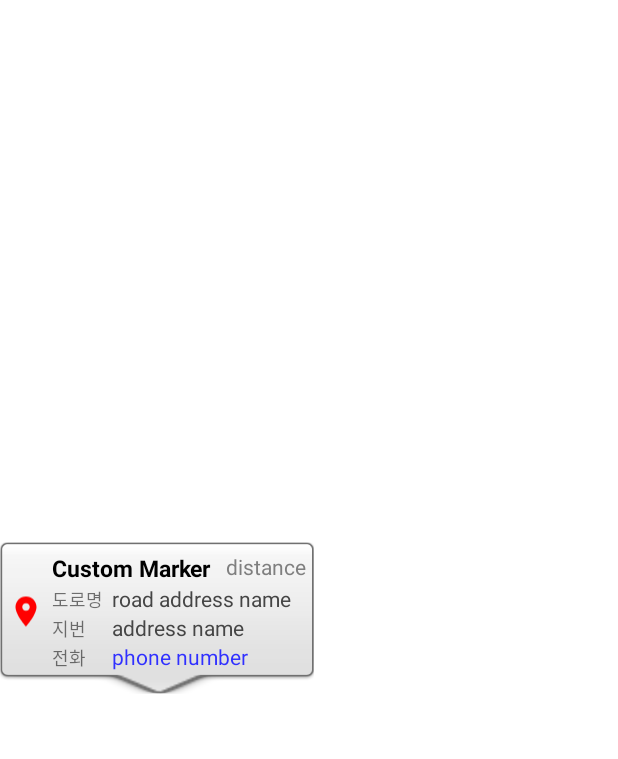
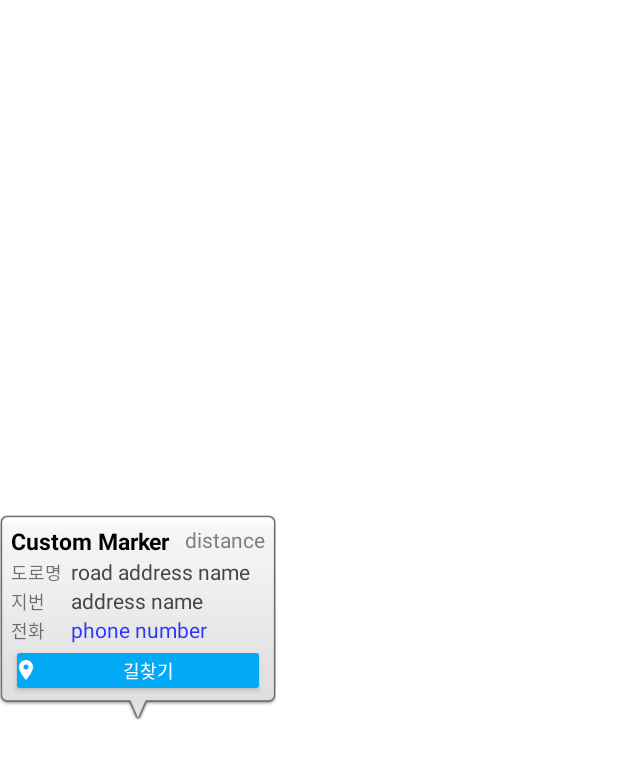
Before and after one commit to jiho1330/Lotto, an Android app: the layout custom_callout_balloon.xml on its own in the app's theme, with its tools: preview values and no code run, on a phone screen of 412 x 824 dp. Shown: the top 759 px of the screen. Run offline under Robolectric (Android 15) with nearby library versions, the phone set to English and light mode, and no system bars.

Commit message:
카카오맵 앱 연동 구현

```diff
--- a/app/src/main/java/com/baram/lotto/AddrSearchRepository.java
+++ b/app/src/main/java/com/baram/lotto/AddrSearchRepository.java
@@ -19,9 +19,9 @@ public class AddrSearchRepository {
         return INSTANCE;
     }
 
-    public void getAddressList(int page, double x, double y, AddressResponseListener listener) {
+    public void getAddressList(int page, double x, double y, int radius, AddressResponseListener listener) {
         Call<Location> call = RetrofitNet.getRetrofit().getSearchAddrService()
-                .searchAddressList("복권", page, x, y, 2000, "KakaoAK " + AddrSearchService.KAKAO_AK);
+                .searchAddressList("복권", page, x, y, radius, "KakaoAK " + AddrSearchService.KAKAO_AK);
         call.enqueue(new Callback<Location>() {
             @Override
             public void onResponse(Call<Location> call, Response<Location> response) {
--- a/app/src/main/res/layout/custom_callout_balloon.xml
+++ b/app/src/main/res/layout/custom_callout_balloon.xml
@@ -1,24 +1,11 @@
 <?xml version="1.0" encoding="utf-8"?>
 <LinearLayout xmlns:android="http://schemas.android.com/apk/res/android"
+    xmlns:app="http://schemas.android.com/apk/res-auto"
     android:layout_width="wrap_content"
     android:layout_height="wrap_content"
     android:layout_gravity="center_vertical"
     android:background="@drawable/custom_callout_balloon"
     android:orientation="vertical" >
-
-    <LinearLayout
-        android:layout_width="wrap_content"
-        android:layout_height="wrap_content"
-        android:orientation="horizontal" >
-
-        <ImageView
-            android:id="@+id/badge"
-            android:layout_width="wrap_content"
-            android:layout_height="match_parent"
-            android:layout_marginRight="5dp"
-            android:adjustViewBounds="true"
-            android:src="@drawable/ic_baseline_place_24" >
-        </ImageView>
 
     <LinearLayout
         android:layout_width="wrap_content"
@@ -121,6 +108,30 @@
                 android:textColor="#ff3030ff"
                 android:textSize="14sp" />
         </LinearLayout>
+
+        <LinearLayout
+            android:layout_width="match_parent"
+            android:layout_height="wrap_content"
+            android:gravity="right"
+            android:orientation="horizontal">
+
+            <Button
+                android:id="@+id/btnGeo"
+                style="@style/Widget.AppCompat.Button.Small"
+                android:layout_width="match_parent"
+                android:layout_height="35dp"
+                android:paddingStart="2dp"
+                android:paddingLeft="0dp"
+                android:paddingTop="0dp"
+                android:paddingEnd="4dp"
+                android:paddingRight="0dp"
+                android:paddingBottom="0dp"
+                android:text="길찾기"
+                android:textSize="12sp"
+                app:backgroundTint="#03A9F4"
+                app:icon="@drawable/ic_baseline_place_24"
+                app:iconPadding="0dp"
+                app:iconSize="16dp" />
         </LinearLayout>
     </LinearLayout>
 
--- a/app/src/main/res/values/colors.xml
+++ b/app/src/main/res/values/colors.xml
@@ -1,5 +1,6 @@
 <?xml version="1.0" encoding="utf-8"?>
 <resources>
+    <color name="primary">#FF2474F0</color>
     <color name="purple_200">#FFBB86FC</color>
     <color name="purple_500">#FF6200EE</color>
     <color name="purple_700">#FF3700B3</color>
```
Also changed, not shown: app/src/main/AndroidManifest.xml (+8 -1 lines), app/src/main/java/com/baram/lotto/MapViewActivity.java (+163 -91 lines), app/src/main/res/layout/activity_map_view.xml (+43 -9 lines), app/src/main/res/values/style.xml (added, +7 -0 lines), app/src/main/res/drawable-xhdpi/custom_callout_balloon.9.png. Lines whose indentation alone changed are shown as unchanged.
